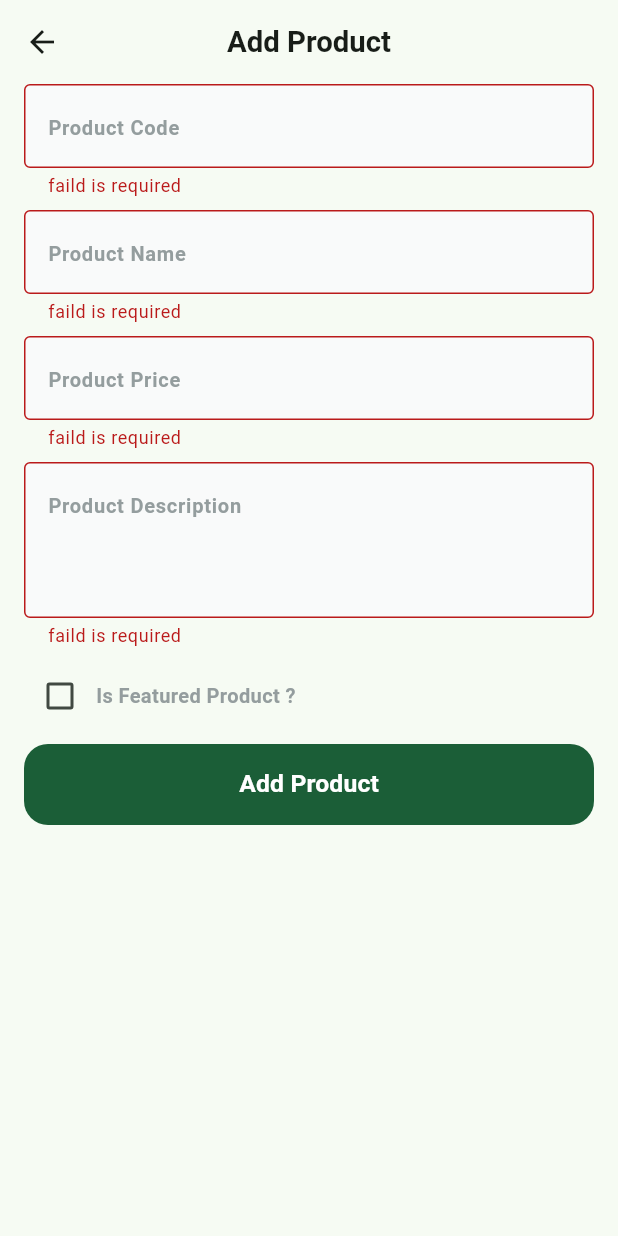
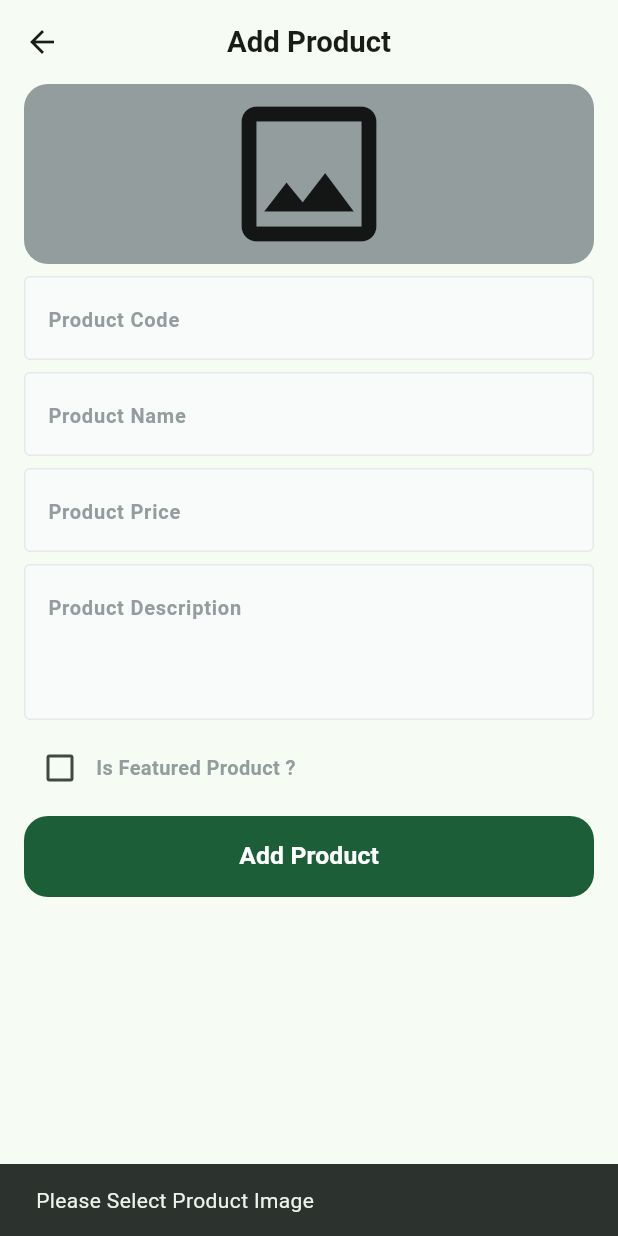
Before and after one commit to Adham-Amin/Dashboard-Fruit, a Flutter app: the AddProductView screen opened by its route, after a tap on "Add Product", on a phone screen of 412 x 824 dp. Run offline on Flutter 3.47's test engine with Material 3 defaults, Android fonts, the phone set to English and light mode, and no system bars; our stand-ins replace firebase_core, image_picker; accounts and stored records are empty.

Commit message:
Done AddProduct UI

```diff
--- a/lib/core/functions/on_generate_route.dart
+++ b/lib/core/functions/on_generate_route.dart
@@ -1,5 +1,5 @@
 import 'package:flutter/material.dart';
-import 'package:fruit_hub_dashboard/features/dashboard/add_product/presentation/views/add_product_view.dart';
+import 'package:fruit_hub_dashboard/features/add_product/presentation/views/add_product_view.dart';
 import 'package:fruit_hub_dashboard/features/dashboard/presentation/views/dashboard_view.dart';
 
 Route<dynamic> onGenerateRoute(RouteSettings settings) {
--- a/lib/features/dashboard/add_product/presentation/views/add_product_view.dart
+++ b/lib/features/add_product/presentation/views/add_product_view.dart
@@ -1,6 +1,6 @@
 import 'package:flutter/material.dart';
 import 'package:fruit_hub_dashboard/core/utils/app_styles.dart';
-import 'package:fruit_hub_dashboard/features/dashboard/add_product/presentation/widgets/add_product_view_body.dart';
+import 'package:fruit_hub_dashboard/features/add_product/presentation/widgets/add_product_view_body.dart';
 
 class AddProductView extends StatelessWidget {
   const AddProductView({super.key});
--- a/lib/features/dashboard/add_product/presentation/widgets/add_product_view_body.dart
+++ b/lib/features/add_product/presentation/widgets/add_product_view_body.dart
@@ -1,8 +1,11 @@
+import 'dart:io';
 import 'package:flutter/material.dart';
+import 'package:fruit_hub_dashboard/core/functions/bar_massage.dart';
 import 'package:fruit_hub_dashboard/core/utils/app_colors.dart';
 import 'package:fruit_hub_dashboard/core/utils/app_styles.dart';
 import 'package:fruit_hub_dashboard/core/widgets/custom_button.dart';
 import 'package:fruit_hub_dashboard/core/widgets/custom_text_from_field.dart';
+import 'package:fruit_hub_dashboard/features/add_product/presentation/widgets/custom_image_picker.dart';
 
 class AddProductViewBody extends StatefulWidget {
   const AddProductViewBody({super.key});
@@ -13,6 +16,7 @@ class AddProductViewBody extends StatefulWidget {
 
 class _AddProductViewBodyState extends State<AddProductViewBody> {
   late String code, name, price, description;
+  File? imageFile;
   bool isFeaturedProduct = false;
   GlobalKey<FormState> formKey = GlobalKey<FormState>();
   AutovalidateMode autovalidateMode = AutovalidateMode.disabled;
@@ -27,6 +31,7 @@ class _AddProductViewBodyState extends State<AddProductViewBody> {
           child: Column(
             spacing: 8,
             children: [
+              CustomImagePicker(onChanged: (value) => imageFile = value),
               CustomTextFromField(
                 onSaved: (value) => code = value!.toLowerCase(),
                 hintText: 'Product Code',
@@ -66,13 +71,20 @@ class _AddProductViewBodyState extends State<AddProductViewBody> {
               CustomButton(
                 title: 'Add Product',
                 onPressed: () {
-                  if (formKey.currentState!.validate()) {
-                    formKey.currentState!.save();
+                  if (imageFile != null) {
+                    if (formKey.currentState!.validate()) {
+                      formKey.currentState!.save();
+                    } else {
+                      setState(
+                        () => autovalidateMode = AutovalidateMode.always,
+                      );
+                    }
                   } else {
-                    setState(() => autovalidateMode = AutovalidateMode.always);
+                    showSnackBar(context, 'Please Select Product Image');
                   }
                 },
               ),
+              const SizedBox(height: 32),
             ],
           ),
         ),
--- /dev/null
+++ b/lib/features/add_product/presentation/widgets/custom_image_picker.dart
@@ -0,0 +1,58 @@
+import 'dart:io';
+import 'package:flutter/material.dart';
+import 'package:fruit_hub_dashboard/core/utils/app_colors.dart';
+import 'package:image_picker/image_picker.dart';
+
+class CustomImagePicker extends StatefulWidget {
+  const CustomImagePicker({super.key, required this.onChanged});
+  final ValueChanged<File> onChanged;
+  @override
+  State<CustomImagePicker> createState() => _CustomImagePickerState();
+}
+
+class _CustomImagePickerState extends State<CustomImagePicker> {
+  File? imageFile;
+  @override
+  Widget build(BuildContext context) {
+    return InkWell(
+      onTap: () async {
+        final ImagePicker picker = ImagePicker();
+        final XFile? image = await picker.pickImage(
+          source: ImageSource.gallery,
+        );
+        imageFile = File(image!.path);
+        setState(() {});
+        widget.onChanged(imageFile!);
+      },
+      child: Stack(
+        children: [
+          Container(
+            width: double.infinity,
+            decoration: BoxDecoration(
+              color: AppColors.lightGrey,
+              borderRadius: BorderRadius.circular(16),
+            ),
+            child:
+                imageFile != null
+                    ? ClipRRect(
+                      borderRadius: BorderRadius.circular(16),
+                      child: Image.file(imageFile!, fit: BoxFit.cover),
+                    )
+                    : Icon(Icons.image_outlined, size: 120),
+          ),
+          Visibility(
+            visible: imageFile != null,
+            child: IconButton(
+              onPressed: () {
+                setState(() {
+                  imageFile = null;
+                });
+              },
+              icon: Icon(Icons.cancel_rounded, color: AppColors.lightOrange),
+            ),
+          ),
+        ],
+      ),
+    );
+  }
+}
--- a/lib/features/dashboard/presentation/widgets/dashboard_view_body.dart
+++ b/lib/features/dashboard/presentation/widgets/dashboard_view_body.dart
@@ -1,6 +1,6 @@
 import 'package:flutter/material.dart';
 import 'package:fruit_hub_dashboard/core/widgets/custom_button.dart';
-import 'package:fruit_hub_dashboard/features/dashboard/add_product/presentation/views/add_product_view.dart';
+import 'package:fruit_hub_dashboard/features/add_product/presentation/views/add_product_view.dart';
 
 class DashboardViewBody extends StatelessWidget {
   const DashboardViewBody({super.key});
```
Also changed, not shown: pubspec.yaml (+1 -6 lines), pubspec.lock, 5 other files.
